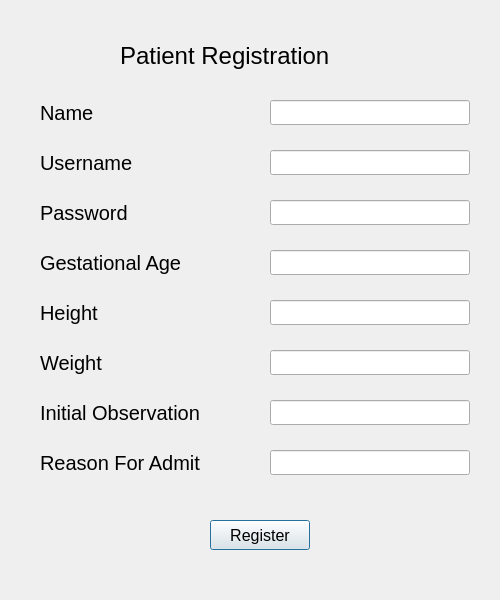
Qt form patient_reg.ui (adityarnayak2001/MLT_BabyAnalysis) before a commit.
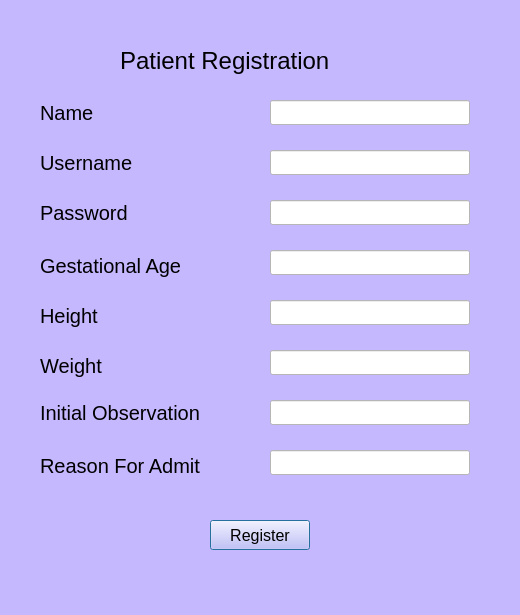
The same form after that commit.

Commit message: patient_reg ui

```diff
--- a/patient_reg.ui
+++ b/patient_reg.ui
@@ -6,13 +6,16 @@
    <rect>
     <x>0</x>
     <y>0</y>
-    <width>500</width>
-    <height>600</height>
+    <width>520</width>
+    <height>615</height>
    </rect>
   </property>
   <property name="windowTitle">
    <string>Dialog</string>
   </property>
+  <property name="styleSheet">
+   <string notr="true">background-color: rgb(198, 184, 255);</string>
+  </property>
   <widget class="QPushButton" name="pushButton">
    <property name="geometry">
     <rect>
@@ -36,8 +39,8 @@
     <rect>
      <x>40</x>
      <y>250</y>
-     <width>200</width>
-     <height>25</height>
+     <width>201</width>
+     <height>31</height>
     </rect>
    </property>
    <property name="sizePolicy">
@@ -88,6 +91,9 @@
      <height>25</height>
     </rect>
    </property>
+   <property name="styleSheet">
+    <string notr="true">background-color: rgb(255, 255, 255);</string>
+   </property>
   </widget>
   <widget class="QLineEdit" name="lineEdit">
    <property name="geometry">
@@ -98,14 +104,17 @@
      <height>25</height>
     </rect>
    </property>
+   <property name="styleSheet">
+    <string notr="true">background-color: rgb(255, 255, 255);</string>
+   </property>
   </widget>
   <widget class="QLabel" name="label_3">
    <property name="geometry">
     <rect>
      <x>120</x>
      <y>40</y>
-     <width>260</width>
-     <height>31</height>
+     <width>271</width>
+     <height>41</height>
     </rect>
    </property>
    <property name="sizePolicy">
@@ -128,7 +137,7 @@
     <rect>
      <x>40</x>
      <y>400</y>
-     <width>200</width>
+     <width>211</width>
      <height>25</height>
     </rect>
    </property>
@@ -156,6 +165,9 @@
      <height>25</height>
     </rect>
    </property>
+   <property name="styleSheet">
+    <string notr="true">background-color: rgb(255, 255, 255);</string>
+   </property>
   </widget>
   <widget class="QLineEdit" name="lineEdit_4">
    <property name="geometry">
@@ -166,14 +178,17 @@
      <height>25</height>
     </rect>
    </property>
+   <property name="styleSheet">
+    <string notr="true">background-color: rgb(255, 255, 255);</string>
+   </property>
   </widget>
   <widget class="QLabel" name="label_5">
    <property name="geometry">
     <rect>
      <x>40</x>
      <y>450</y>
-     <width>200</width>
-     <height>25</height>
+     <width>201</width>
+     <height>31</height>
     </rect>
    </property>
    <property name="sizePolicy">
@@ -200,6 +215,9 @@
      <height>25</height>
     </rect>
    </property>
+   <property name="styleSheet">
+    <string notr="true">background-color: rgb(255, 255, 255);</string>
+   </property>
   </widget>
   <widget class="QLineEdit" name="lineEdit_6">
    <property name="geometry">
@@ -210,6 +228,9 @@
      <height>25</height>
     </rect>
    </property>
+   <property name="styleSheet">
+    <string notr="true">background-color: rgb(255, 255, 255);</string>
+   </property>
   </widget>
   <widget class="QLabel" name="label_6">
    <property name="geometry">
@@ -217,7 +238,7 @@
      <x>40</x>
      <y>300</y>
      <width>200</width>
-     <height>25</height>
+     <height>31</height>
     </rect>
    </property>
    <property name="sizePolicy">
@@ -241,7 +262,7 @@
      <x>40</x>
      <y>350</y>
      <width>200</width>
-     <height>25</height>
+     <height>31</height>
     </rect>
    </property>
    <property name="sizePolicy">
@@ -268,6 +289,9 @@
      <height>25</height>
     </rect>
    </property>
+   <property name="styleSheet">
+    <string notr="true">background-color: rgb(255, 255, 255);</string>
+   </property>
    <property name="text">
     <string/>
    </property>
@@ -281,6 +305,10 @@
      <height>25</height>
     </rect>
    </property>
+   <property name="styleSheet">
+    <string notr="true">background-color: rgb(255, 255, 255);
+</string>
+   </property>
    <property name="text">
     <string/>
    </property>
```
